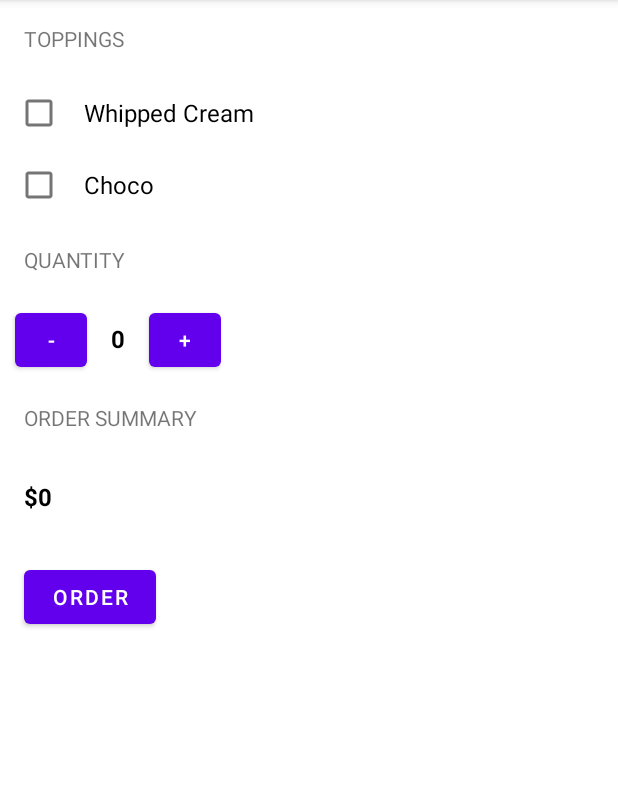
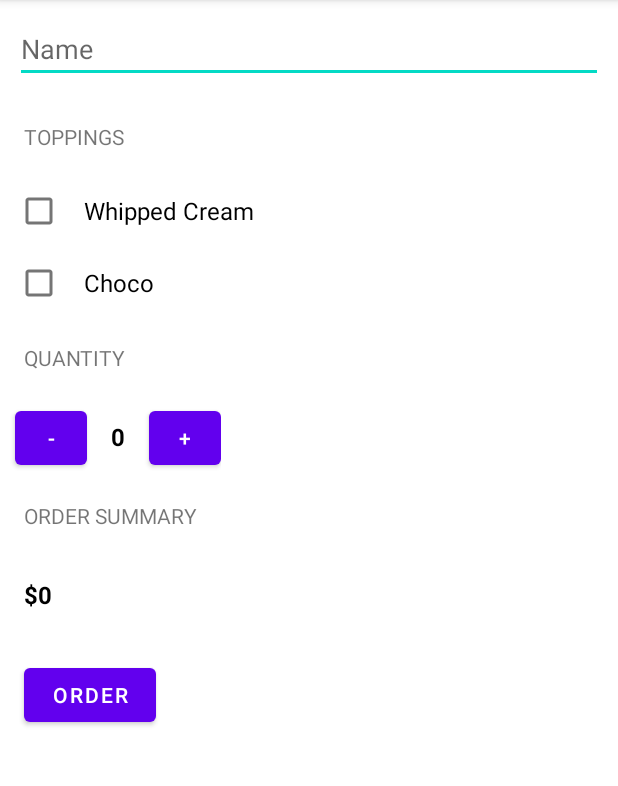
Before and after one commit to ddsultan/coffee-shop, an Android app: the screen it shows after launch (MainActivity), after a tap on "ORDER", on a phone screen of 412 x 824 dp, the part 84-870 px from its top. Run offline under Robolectric (Android 15) with nearby library versions, the phone set to English and light mode, and no system bars.

Commit message:
Add 'Customer Name' field

```diff
--- a/app/src/main/java/com/example/justjava/MainActivity.java
+++ b/app/src/main/java/com/example/justjava/MainActivity.java
@@ -6,6 +6,7 @@ import android.os.Bundle;
 import android.util.Log;
 import android.view.View;
 import android.widget.CheckBox;
+import android.widget.EditText;
 import android.widget.TextView;
 
 import java.text.NumberFormat;
@@ -15,6 +16,7 @@ public class MainActivity extends AppCompatActivity {
     private int quantity;
     private String withWhippedCream = "No";
     private String withChocolate = "No";
+    private String customerName;
 
     @Override
     protected void onCreate(Bundle savedInstanceState) {
@@ -27,6 +29,8 @@ public class MainActivity extends AppCompatActivity {
         final TextView orderSummaryTextView = findViewById(R.id.order_summary_text_view);
         final CheckBox whippedCreamCheckBox = findViewById(R.id.whipped_checkbox);
         final CheckBox chocolateCheckBox = findViewById(R.id.chocolate_checkbox);
+        final EditText customerNameField = findViewById(R.id.customer_name);
+        this.customerName = customerNameField.getText().toString();
         this.withWhippedCream = whippedCreamCheckBox.isChecked() ? "Yes" : "No";
         this.withChocolate = chocolateCheckBox.isChecked() ? "Yes" : "No";
         final String orderSummary = createOrderSummary();
@@ -39,8 +43,8 @@ public class MainActivity extends AppCompatActivity {
     private String createOrderSummary() {
         final int price = calculatePrice();
         final String formattedPrice = NumberFormat.getCurrencyInstance().format(price);
-        return "Name: DD\n" +
-                "With Whipped Cream? - " + this.withWhippedCream
+        return "Name: " + this.customerName
+                + "\nWith Whipped Cream? - " + this.withWhippedCream
                 + "\nWith Chocolate? - " + this.withChocolate
                 + "\nQuantity: " + this.quantity
                 + "\nTotal: " + formattedPrice
--- a/app/src/main/res/layout/activity_main.xml
+++ b/app/src/main/res/layout/activity_main.xml
@@ -10,6 +10,14 @@
         android:layout_height="match_parent"
         android:orientation="vertical"
         tools:context=".MainActivity">
+
+        <EditText
+            android:id="@+id/customer_name"
+            android:layout_width="match_parent"
+            android:layout_height="wrap_content"
+            android:hint="@string/customer_name"
+            android:layout_margin="10dp"
+            android:inputType="textCapWords"/>
 
         <TextView
             android:layout_width="wrap_content"
--- a/app/src/main/res/values/strings.xml
+++ b/app/src/main/res/values/strings.xml
@@ -4,4 +4,5 @@
     <string name="whipped">Whipped Cream</string>
     <string name="chocolate">Choco</string>
     <string name="quantity">Quantity</string>
+    <string name="customer_name">Name</string>
 </resources>
```
